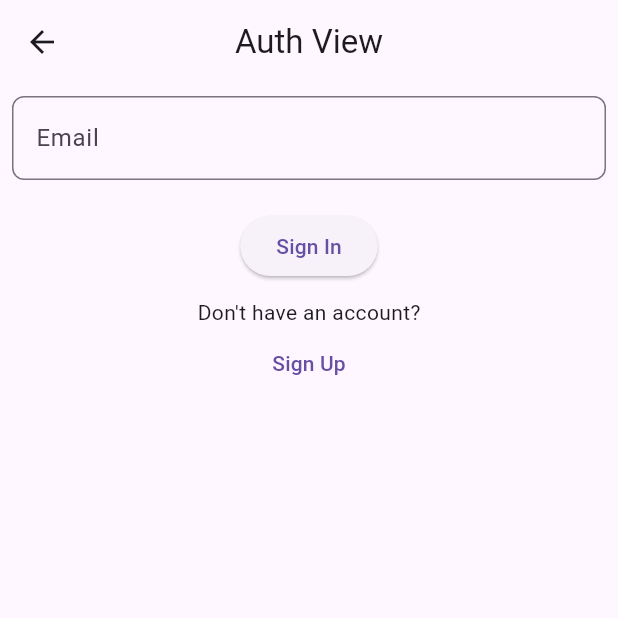
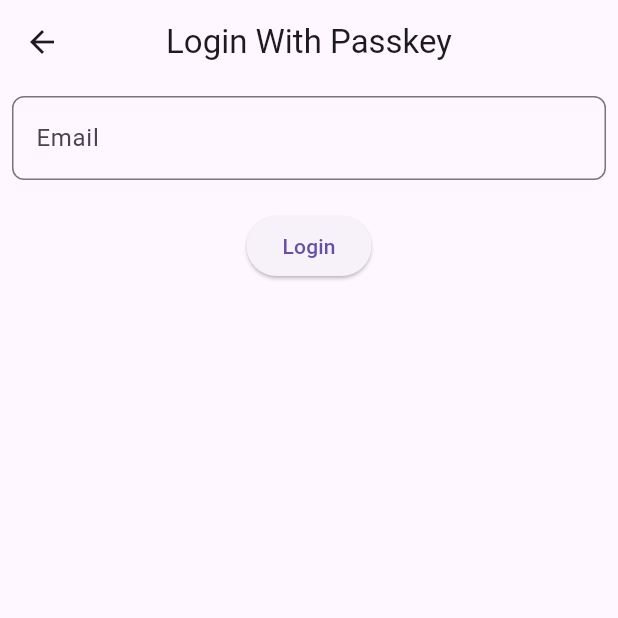
Before and after one commit to Abirul-Islam-Abir/demo-project, a Flutter app: the screen it shows after launch, after a tap on "Login with Email & Passkey", on a phone screen of 412 x 824 dp, the top half of it. Run offline on Flutter 3.47's test engine with Material 3 defaults, Android fonts, the phone set to English and light mode, and no system bars; our stand-ins replace dio, get, image_picker, local_auth, shared_preferences.

Commit message:
signup with passkey done

```diff
--- a/lib/app/data/urls/urls.dart
+++ b/lib/app/data/urls/urls.dart
@@ -3,9 +3,14 @@ abstract class Urls {
   static String signUpUrl = '$_baseUrl/auth/signup';
   static String signInUrl = '$_baseUrl/auth/login';
   static String getUserDataUrl = '$_baseUrl/auth/getUserData';
+
   static String generatePassKeyUrl =
       '$_baseUrl/auth/passkey/generate/challenge';
-  static String verifyPassKeyUrl = '$_baseUrl/auth/passkey/verify/challenge';
+  static String verifyPassKeyLoginUrl =
+      '$_baseUrl/auth/passkey/verify/challenge';
+  static String verifyPassKeySignupUrl =
+      '$_baseUrl/auth/passkey/verify/signup/challenge';
+
   static String getAllBlogsUrl = '$_baseUrl/blog/getall';
   static String blogByIdUrl = '$_baseUrl/blog/';
   static String getAllEventsUrl = '$_baseUrl/event/getall';
--- a/lib/app/modules/auth/controllers/auth_controller.dart
+++ b/lib/app/modules/auth/controllers/auth_controller.dart
@@ -2,12 +2,21 @@ import 'dart:convert';
 import 'dart:developer';
 
 import 'package:demo/app/common/token_keeper.dart';
+import 'package:demo/app/data/urls/urls.dart';
 import 'package:demo/app/routes/app_pages.dart';
 import 'package:flutter/material.dart';
 import 'package:get/get.dart';
 import 'package:http/http.dart' as http;
 
 class AuthController extends GetxController {
+  late String? type;
+  @override
+  void onInit() {
+    type = Get.arguments[0];
+    log(type!);
+    super.onInit();
+  }
+
   static AuthController get to => Get.put(AuthController());
 
   // RxBool isPasskeySupported = false.obs;
@@ -15,21 +24,74 @@ class AuthController extends GetxController {
   final emailController = TextEditingController();
   RxBool isVerified = true.obs;
   RxBool isLoading = false.obs;
-  Future<void> verifyPassKey(String email) async {
+  Future<void> verifyPassKeyForLogin(String email) async {
     // late bool isApiResponseSuccess;
     isLoading.value = true;
     update();
-    String pass = '';
-    final url1 = Uri.parse(ApiServices.generatePassKeyUrl);
-    final url2 = Uri.parse(ApiServices.verifyPassKeyUrl);
+    String passKey = '';
+    final url1 = Uri.parse(Urls.generatePassKeyUrl);
+    final url2 = Uri.parse(Urls.verifyPassKeyLoginUrl);
 
-    http.post(url1, body: {"email": email}).then((response) {
+    http.post(url1, body: {"email": email, "passkeytype": "login"}).then(
+        (response) {
       log(response.body);
-      pass = jsonDecode(response.body)['data']['passkey_challenge'];
+      passKey = jsonDecode(response.body)['data']['passkey_challenge'];
     }).then((value) {
       return http.post(url2, body: {
         "email": email,
-        "key": pass,
+        "key": passKey,
+      }).then((response) {
+        log(response.body);
+        if (response.statusCode == 200 || response.statusCode == 201) {
+          final responseData = jsonDecode(response.body);
+          log('saving token');
+          TokenKeeper.setTokens(
+            responseData['data']['token'],
+          ).then((value) {
+            isVerified.value = true;
+            if (isVerified.value) {
+              Get.offAllNamed(Routes.HOME);
+            } else {
+              Get.showSnackbar(const GetSnackBar(
+                message: 'Please verify your email',
+                duration: Duration(seconds: 2),
+              ));
+              Get.offAllNamed(Routes.LOGIN_SELECT);
+            }
+          });
+          isLoading.value = false;
+          update();
+          // isApiResponseSuccess = true;
+        } else {
+          Get.showSnackbar(const GetSnackBar(
+            message: 'Please verify your email1',
+            duration: Duration(seconds: 2),
+          ));
+          isVerified.value = false;
+          // isApiResponseSuccess = false;
+        }
+        isLoading.value = false;
+        update();
+      });
+    });
+  }
+
+  Future<void> verifyPassKeyForSignup(String email) async {
+    // late bool isApiResponseSuccess;
+    isLoading.value = true;
+    update();
+    String passKey = '';
+    final url1 = Uri.parse(Urls.generatePassKeyUrl);
+    final url2 = Uri.parse(Urls.verifyPassKeySignupUrl);
+
+    http.post(url1, body: {"email": email, "passkeytype": "signup"}).then(
+        (response) {
+      log(response.body);
+      passKey = jsonDecode(response.body)['data']['passkey_challenge'];
+    }).then((value) {
+      return http.post(url2, body: {
+        "email": email,
+        "key": passKey,
       }).then((response) {
         log(response.body);
         if (response.statusCode == 200 || response.statusCode == 201) {
@@ -69,17 +131,19 @@ class AuthController extends GetxController {
   RxBool isAuthenticate = false.obs;
 
   onSignInPressed() async {
-    await verifyPassKey(emailController.text.trim());
+    type == 'login'
+        ? await verifyPassKeyForLogin(emailController.text.trim())
+        : await verifyPassKeyForSignup(emailController.text.trim());
   }
 }
 
-abstract class ApiServices {
-  static const String _baseUrl = 'https://kumele-backend.vercel.app/api';
-  static String signUpUrl = '$_baseUrl/auth/signup';
-  static String signInUrl = '$_baseUrl/auth/login';
-  static String getUserDataUrl = '$_baseUrl/auth/getUserData';
-  static String generatePassKeyUrl =
-      '$_baseUrl/auth/passkey/generate/challenge';
-  static String verifyPassKeyUrl = '$_baseUrl/auth/passkey/verify/challenge';
-  static String getUser = '$_baseUrl/user/get_user';
-}
+// abstract class ApiServices {
+//   static const String _baseUrl = 'https://kumele-backend.vercel.app/api';
+//   static String signUpUrl = '$_baseUrl/auth/signup';
+//   static String signInUrl = '$_baseUrl/auth/login';
+//   static String getUserDataUrl = '$_baseUrl/auth/getUserData';
+//   static String generatePassKeyUrl =
+//       '$_baseUrl/auth/passkey/generate/challenge';
+//   static String verifyPassKeyUrl = '$_baseUrl/auth/passkey/verify/challenge';
+//   static String getUser = '$_baseUrl/user/get_user';
+// }
--- a/lib/app/modules/auth/views/auth_view.dart
+++ b/lib/app/modules/auth/views/auth_view.dart
@@ -1,6 +1,5 @@
 import 'dart:developer';
 
-import 'package:demo/app/routes/app_pages.dart';
 import 'package:flutter/material.dart';
 import 'package:get/get.dart';
 import 'package:local_auth/local_auth.dart';
@@ -16,7 +15,9 @@ class AuthView extends GetView<AuthController> {
 
     return Scaffold(
       appBar: AppBar(
-        title: const Text('Auth View'),
+        title: Text(controller.type == 'login'
+            ? 'Login With Passkey'
+            : 'Sign Up With Passkey'),
         centerTitle: true,
       ),
       body: SingleChildScrollView(
@@ -25,6 +26,7 @@ class AuthView extends GetView<AuthController> {
           child: Column(
             children: [
               TextField(
+                keyboardType: TextInputType.emailAddress,
                 controller: controller.emailController,
                 decoration: InputDecoration(
                   hintText: 'Enter your email',
@@ -40,9 +42,7 @@ class AuthView extends GetView<AuthController> {
                     ? const Center(
                         child: CircularProgressIndicator(),
                       )
-                    : Column(
-                        children: [
-                          ElevatedButton(
+                    : ElevatedButton(
                         onPressed: () async {
                           if (!controller.isAuthenticate.value) {
                             final bool canCheckBiometrics =
@@ -73,16 +73,8 @@ class AuthView extends GetView<AuthController> {
                             }
                           }
                         },
-                            child: const Text('Sign In'),
-                          ),
-                          const SizedBox(height: 10),
-                          const Text('Don\'t have an account?'),
-                          TextButton(
-                              onPressed: () {
-                                Get.offAllNamed(Routes.SIGNUP);
-                              },
-                              child: const Text('Sign Up')),
-                        ],
+                        child: Text(
+                            controller.type == 'login' ? 'Login' : 'Signup'),
                       ),
               ),
             ],
--- a/lib/app/modules/login_select/views/login_select_view.dart
+++ b/lib/app/modules/login_select/views/login_select_view.dart
@@ -21,17 +21,23 @@ class LoginSelectView extends GetView<LoginSelectController> {
               const SizedBox(height: 70),
               ElevatedButton(
                   onPressed: () {
-                    Get.toNamed(Routes.AUTH);
+                    Get.toNamed(Routes.AUTH, arguments: ['login']);
                   },
                   child: const Text('Login with Email & Passkey')),
               const SizedBox(height: 20),
-              FilledButton(
+              ElevatedButton(
                   onPressed: () {
                     Get.toNamed(Routes.LOGIN);
                   },
                   child: const Text('Login with Email & Password')),
               const SizedBox(height: 20),
-              OutlinedButton(
+              FilledButton(
+                  onPressed: () {
+                    Get.toNamed(Routes.AUTH, arguments: ['signup']);
+                  },
+                  child: const Text('Sign Up with Email & Passkey')),
+              const SizedBox(height: 20),
+              FilledButton(
                   onPressed: () {
                     Get.toNamed(Routes.SIGNUP);
                   },
--- a/lib/app/modules/signup/controllers/signup_controller.dart
+++ b/lib/app/modules/signup/controllers/signup_controller.dart
@@ -1,6 +1,7 @@
 import 'dart:convert';
 import 'dart:developer';
 
+import 'package:demo/app/data/urls/urls.dart';
 import 'package:demo/app/modules/auth/controllers/auth_controller.dart';
 import 'package:flutter/material.dart';
 import 'package:get/get.dart';
@@ -41,7 +42,7 @@ class SignupController extends GetxController {
     String body = json.encode(data);
     log(body);
     var response = await http.post(
-      Uri.parse(ApiServices.signUpUrl),
+      Uri.parse(Urls.signUpUrl),
       headers: {
         'Content-Type': 'application/json',
       },
@@ -56,7 +57,7 @@ class SignupController extends GetxController {
         message: responseData['message'],
         duration: const Duration(seconds: 2),
       ));
-      await AuthController.to.verifyPassKey(email);
+      await AuthController.to.verifyPassKeyForLogin(email);
     } else {
       isLoading.value = false;
       update();
```
Lines whose indentation alone changed are shown as unchanged.
